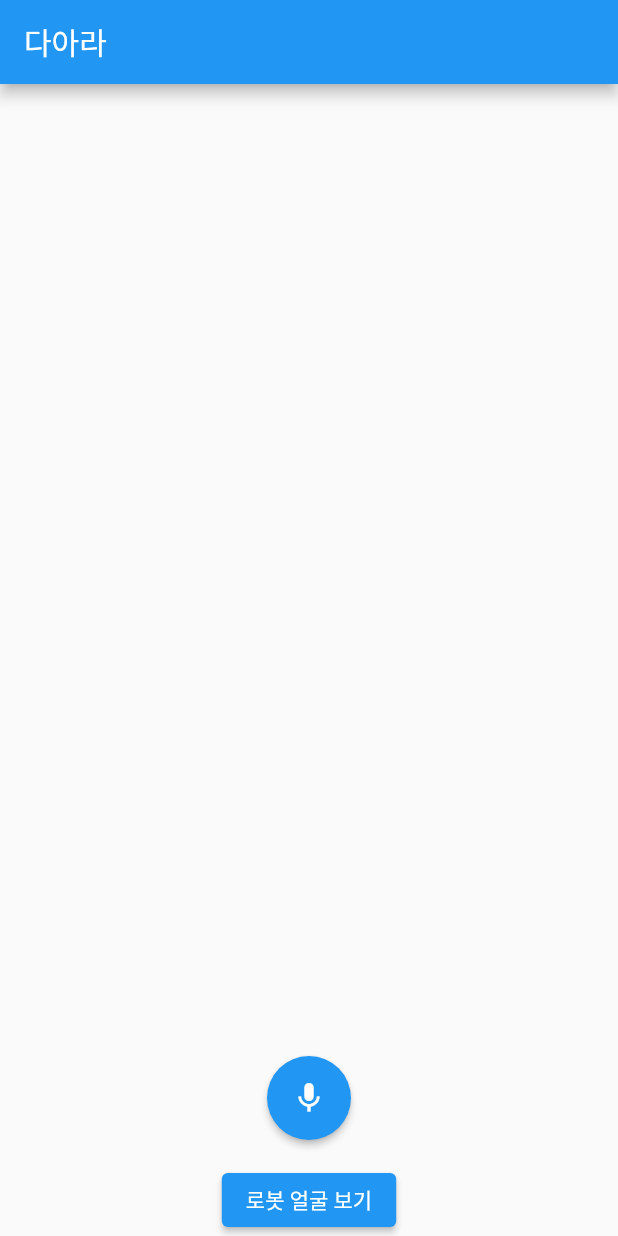
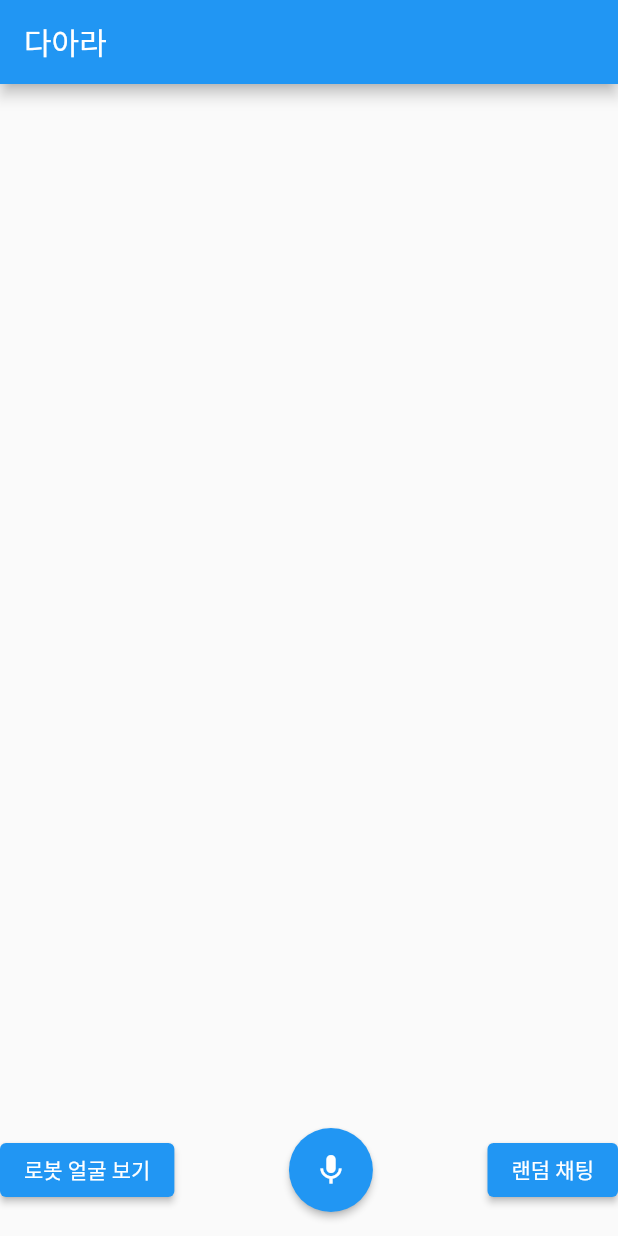
Before and after one commit to didw/babble_bot, a Flutter app: the screen it shows after launch, on a phone screen of 412 x 824 dp. Run offline on Flutter 3.47's test engine with Material 2 defaults, Android fonts, the phone set to English and light mode, and no system bars; our stand-ins replace audioplayers, firebase_core, permission_handler; missing offline and left inert: record; accounts and stored records are empty; statements that could not run were skipped.

Commit message:
[WIP] UI change

```diff
--- a/lib/main.dart
+++ b/lib/main.dart
@@ -173,7 +173,14 @@ class _MyHomePageState extends State<MyHomePage> {
           ),
           Padding(
             padding: const EdgeInsets.only(bottom: 16.0),
-            child: RecordingButton(
+            child: Row(
+              children: [
+                ElevatedButton(
+                  onPressed: toggleView,
+                  child: Text(showRobotFace ? "텍스트 보기" : "로봇 얼굴 보기"),
+                ),
+                Spacer(), // 여기에 Spacer 추가
+                RecordingButton(
                   onStartRecording: _startRecording,
                   onStopRecording: () async {
                     await audioService.stopRecording();
@@ -183,10 +190,13 @@ class _MyHomePageState extends State<MyHomePage> {
                     await _fetchChatResponse(transcribedText);
                   },
                 ),
-          ),
+                Spacer(), // 여기에 Spacer 추가
                 ElevatedButton(
                   onPressed: toggleView,
-            child: Text(showRobotFace ? "텍스트 보기" : "로봇 얼굴 보기"),
+                  child: Text("랜덤 채팅"),
+                ),
+              ],
+            ),
           ),
         ],
       ),
```
Also changed, not shown: 1 other file. Lines whose indentation alone changed are shown as unchanged.
